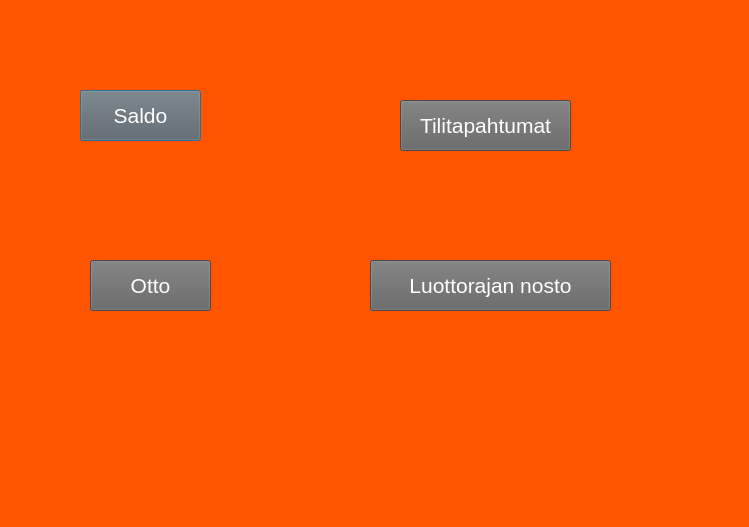
22kmo-project/group_8, file frontend/menuwindow.ui: the form before one commit.
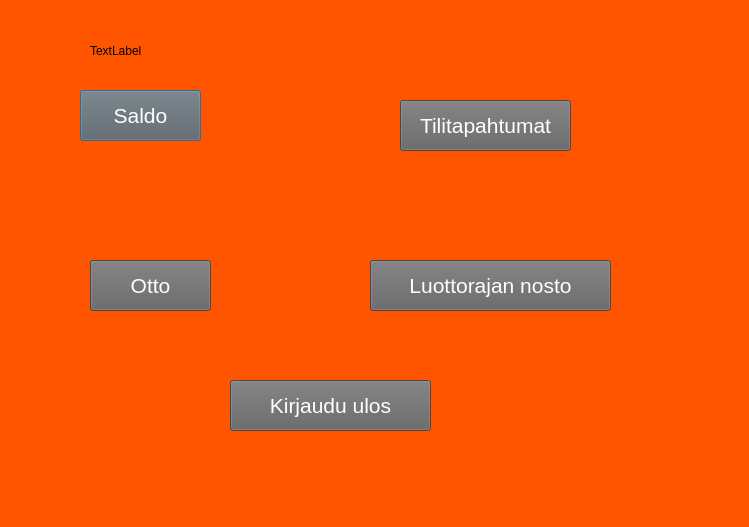
The form after the commit.

Diff of the .ui file:
```diff
--- a/frontend/menuwindow.ui
+++ b/frontend/menuwindow.ui
@@ -108,6 +108,42 @@
     <string>Luottorajan nosto</string>
    </property>
   </widget>
+  <widget class="QLabel" name="labelCardnumber">
+   <property name="geometry">
+    <rect>
+     <x>90</x>
+     <y>40</y>
+     <width>131</width>
+     <height>21</height>
+    </rect>
+   </property>
+   <property name="text">
+    <string>TextLabel</string>
+   </property>
+  </widget>
+  <widget class="QPushButton" name="pushButton_KirjauduUlos">
+   <property name="geometry">
+    <rect>
+     <x>230</x>
+     <y>380</y>
+     <width>201</width>
+     <height>51</height>
+    </rect>
+   </property>
+   <property name="font">
+    <font>
+     <family>Arial</family>
+     <pointsize>16</pointsize>
+    </font>
+   </property>
+   <property name="styleSheet">
+    <string notr="true">background-color: rgb(99, 99, 99);
+color: rgb(255, 255, 255);</string>
+   </property>
+   <property name="text">
+    <string>Kirjaudu ulos</string>
+   </property>
+  </widget>
  </widget>
  <resources/>
  <connections/>
```
